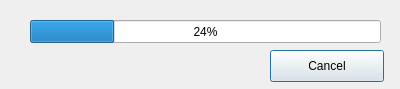
Above: src/muhrec3/recondialog.ui from neutronimaging/imagingsuite before the change. Below: the same form after it.
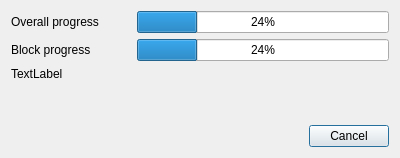
That is the form after the change.

Commit message: Activated recon progress dialog with threads. It works on mac.

What changed in the file:
```diff
--- a/src/muhrec3/recondialog.ui
+++ b/src/muhrec3/recondialog.ui
@@ -7,38 +7,112 @@
     <x>0</x>
     <y>0</y>
     <width>400</width>
-    <height>89</height>
+    <height>158</height>
    </rect>
   </property>
   <property name="windowTitle">
    <string>Reconstructing slices</string>
   </property>
-  <widget class="QProgressBar" name="progressBar">
-   <property name="geometry">
-    <rect>
-     <x>30</x>
-     <y>20</y>
-     <width>351</width>
-     <height>23</height>
-    </rect>
-   </property>
-   <property name="value">
-    <number>24</number>
-   </property>
-  </widget>
-  <widget class="QPushButton" name="buttonCancel">
-   <property name="geometry">
-    <rect>
-     <x>270</x>
-     <y>50</y>
-     <width>114</width>
-     <height>32</height>
-    </rect>
-   </property>
-   <property name="text">
-    <string>Cancel</string>
-   </property>
-  </widget>
+  <layout class="QVBoxLayout" name="verticalLayout">
+   <item>
+    <layout class="QHBoxLayout" name="horizontalLayout_3">
+     <item>
+      <widget class="QLabel" name="label_2">
+       <property name="minimumSize">
+        <size>
+         <width>120</width>
+         <height>0</height>
+        </size>
+       </property>
+       <property name="text">
+        <string>Overall progress</string>
+       </property>
+      </widget>
+     </item>
+     <item>
+      <widget class="QProgressBar" name="progressBar_overall">
+       <property name="value">
+        <number>24</number>
+       </property>
+      </widget>
+     </item>
+    </layout>
+   </item>
+   <item>
+    <layout class="QHBoxLayout" name="horizontalLayout_2">
+     <item>
+      <widget class="QLabel" name="label">
+       <property name="sizePolicy">
+        <sizepolicy hsizetype="Preferred" vsizetype="Preferred">
+         <horstretch>0</horstretch>
+         <verstretch>0</verstretch>
+        </sizepolicy>
+       </property>
+       <property name="minimumSize">
+        <size>
+         <width>120</width>
+         <height>0</height>
+        </size>
+       </property>
+       <property name="text">
+        <string>Block progress</string>
+       </property>
+      </widget>
+     </item>
+     <item>
+      <widget class="QProgressBar" name="progressBar">
+       <property name="value">
+        <number>24</number>
+       </property>
+      </widget>
+     </item>
+    </layout>
+   </item>
+   <item>
+    <widget class="QLabel" name="label_message">
+     <property name="text">
+      <string>TextLabel</string>
+     </property>
+    </widget>
+   </item>
+   <item>
+    <spacer name="verticalSpacer">
+     <property name="orientation">
+      <enum>Qt::Vertical</enum>
+     </property>
+     <property name="sizeHint" stdset="0">
+      <size>
+       <width>20</width>
+       <height>40</height>
+      </size>
+     </property>
+    </spacer>
+   </item>
+   <item>
+    <layout class="QHBoxLayout" name="horizontalLayout">
+     <item>
+      <spacer name="horizontalSpacer">
+       <property name="orientation">
+        <enum>Qt::Horizontal</enum>
+       </property>
+       <property name="sizeHint" stdset="0">
+        <size>
+         <width>40</width>
+         <height>20</height>
+        </size>
+       </property>
+      </spacer>
+     </item>
+     <item>
+      <widget class="QPushButton" name="buttonCancel">
+       <property name="text">
+        <string>Cancel</string>
+       </property>
+      </widget>
+     </item>
+    </layout>
+   </item>
+  </layout>
  </widget>
  <resources/>
  <connections/>
```
The commit also changes 5 other files.
